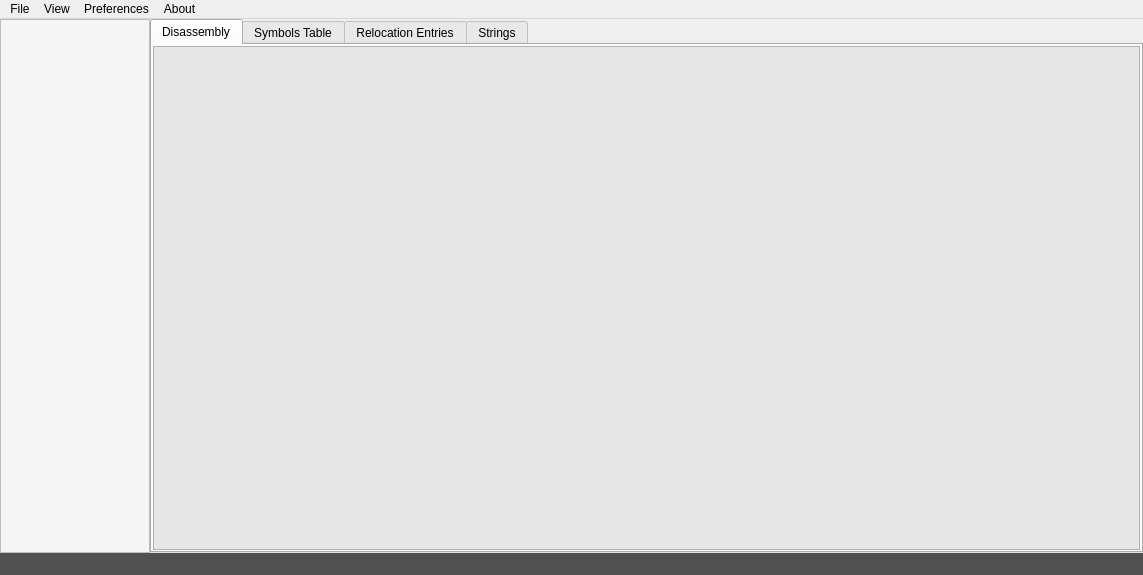
This is mainwindow.ui in jubal-R/ObjGui as Qt 5 draws it before an edit. The edited form follows.
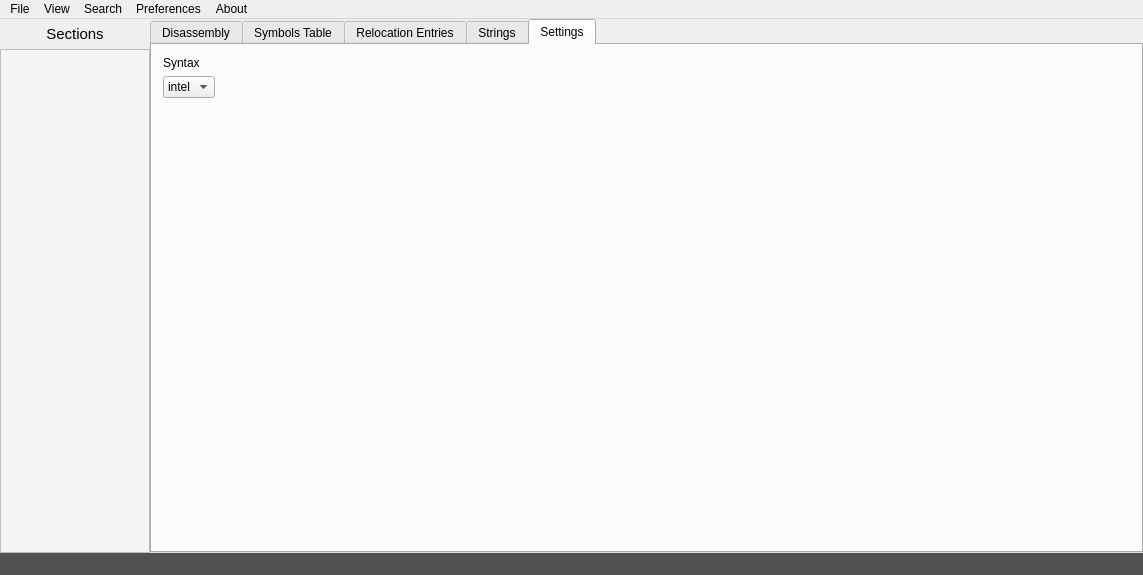
This is the edited form. The open tabs and pages were chosen to show the change.

The edit to the form file:
```diff
--- a/mainwindow.ui
+++ b/mainwindow.ui
@@ -20,6 +20,9 @@
      <verstretch>0</verstretch>
     </sizepolicy>
    </property>
+   <property name="styleSheet">
+    <string notr="true"/>
+   </property>
    <layout class="QGridLayout" name="gridLayout_2">
     <property name="leftMargin">
      <number>0</number>
@@ -42,22 +45,74 @@
        <number>0</number>
       </property>
       <item>
-       <widget class="QListWidget" name="sectionList">
-        <property name="maximumSize">
-         <size>
-          <width>150</width>
-          <height>16777215</height>
-         </size>
+       <layout class="QVBoxLayout" name="verticalLayout">
+        <property name="spacing">
+         <number>0</number>
         </property>
-        <property name="styleSheet">
-         <string notr="true">background-color: rgb(245, 245, 245);
+        <property name="sizeConstraint">
+         <enum>QLayout::SetFixedSize</enum>
+        </property>
+        <item>
+         <widget class="QLabel" name="label_2">
+          <property name="minimumSize">
+           <size>
+            <width>0</width>
+            <height>30</height>
+           </size>
+          </property>
+          <property name="font">
+           <font>
+            <pointsize>11</pointsize>
+            <weight>50</weight>
+            <italic>false</italic>
+            <bold>false</bold>
+           </font>
+          </property>
+          <property name="text">
+           <string>Sections</string>
+          </property>
+          <property name="alignment">
+           <set>Qt::AlignCenter</set>
+          </property>
+         </widget>
+        </item>
+        <item>
+         <widget class="QListWidget" name="sectionList">
+          <property name="sizePolicy">
+           <sizepolicy hsizetype="Maximum" vsizetype="Expanding">
+            <horstretch>0</horstretch>
+            <verstretch>0</verstretch>
+           </sizepolicy>
+          </property>
+          <property name="maximumSize">
+           <size>
+            <width>150</width>
+            <height>16777215</height>
+           </size>
+          </property>
+          <property name="styleSheet">
+           <string notr="true">background-color: rgb(245, 245, 245);
 border-color: rgb(53, 53, 53);
 font: 75 italic 11pt &quot;Noto Sans&quot;;</string>
-        </property>
-       </widget>
+          </property>
+         </widget>
+        </item>
+       </layout>
       </item>
       <item>
        <widget class="QTabWidget" name="tabWidget">
+        <property name="sizePolicy">
+         <sizepolicy hsizetype="Expanding" vsizetype="Expanding">
+          <horstretch>0</horstretch>
+          <verstretch>0</verstretch>
+         </sizepolicy>
+        </property>
+        <property name="styleSheet">
+         <string notr="true"/>
+        </property>
+        <property name="tabShape">
+         <enum>QTabWidget::Rounded</enum>
+        </property>
         <property name="currentIndex">
          <number>0</number>
         </property>
@@ -84,9 +139,8 @@
           <item row="0" column="0">
            <widget class="QTextBrowser" name="codeBrowser">
             <property name="styleSheet">
-             <string notr="true">background-color: rgb(230, 230, 230);
-border-color: rgb(53, 53, 53);
-font: 12pt &quot;Anonymous Pro&quot;;</string>
+             <string notr="true">font: 12pt &quot;Anonymous Pro&quot;;
+background-color: rgb(250, 250, 250);</string>
             </property>
             <property name="cursorWidth">
              <number>0</number>
@@ -204,6 +258,37 @@
           </item>
          </layout>
         </widget>
+        <widget class="QWidget" name="settings_tab">
+         <property name="styleSheet">
+          <string notr="true">font: 11pt &quot;Noto Sans&quot;;</string>
+         </property>
+         <attribute name="title">
+          <string>Settings</string>
+         </attribute>
+         <layout class="QFormLayout" name="formLayout">
+          <item row="1" column="0">
+           <widget class="QComboBox" name="comboBox">
+            <item>
+             <property name="text">
+              <string>intel</string>
+             </property>
+            </item>
+            <item>
+             <property name="text">
+              <string>att</string>
+             </property>
+            </item>
+           </widget>
+          </item>
+          <item row="0" column="0">
+           <widget class="QLabel" name="label">
+            <property name="text">
+             <string>Syntax</string>
+            </property>
+           </widget>
+          </item>
+         </layout>
+        </widget>
        </widget>
       </item>
      </layout>
@@ -245,8 +330,15 @@
     </property>
     <addaction name="actionProject"/>
    </widget>
+   <widget class="QMenu" name="menuSearch">
+    <property name="title">
+     <string>Search</string>
+    </property>
+    <addaction name="actionFind"/>
+   </widget>
    <addaction name="menuFile"/>
    <addaction name="menuView"/>
+   <addaction name="menuSearch"/>
    <addaction name="menuPreferences"/>
    <addaction name="menuAbout"/>
   </widget>
```
Left out of the diff: 35 changed lines with no effect on the pictures.
